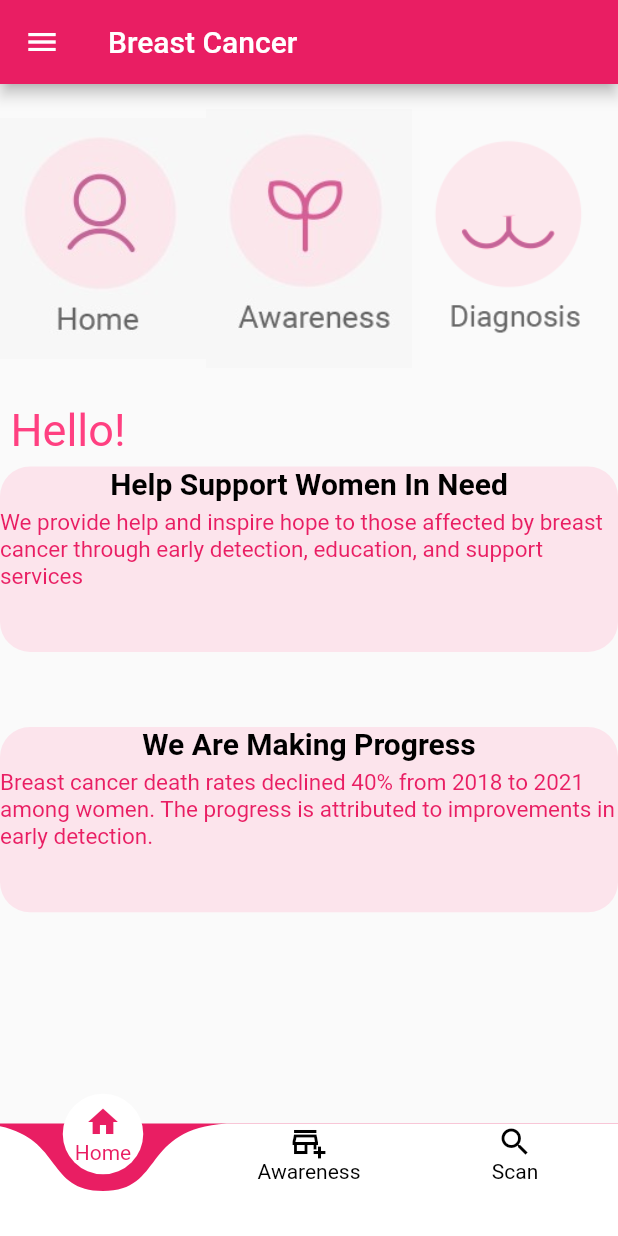
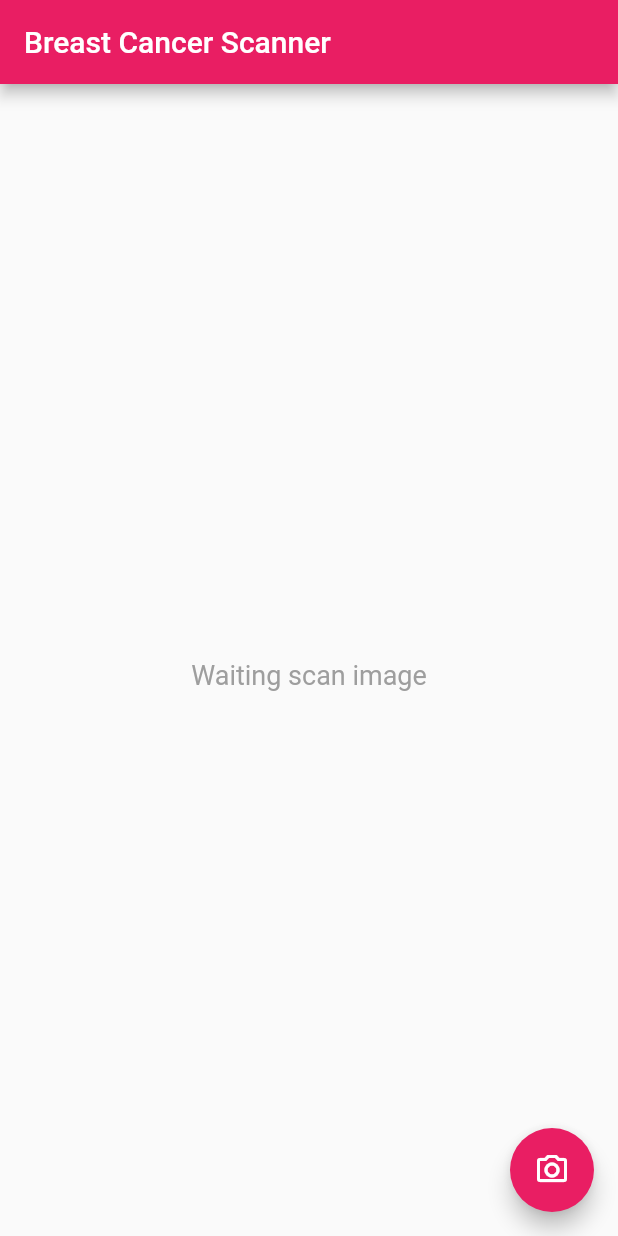
Before and after one commit to ziyadmansy/breast-cancer-project-flutter, a Flutter app: the screen it shows after launch, on a phone screen of 412 x 824 dp. Run offline on Flutter 3.47's test engine with Material 2 defaults, Android fonts, the light colour scheme and no system bars; drawn by our look-alikes of curved_navigation_bar; our stand-ins replace image_picker, splashscreen; missing offline and left inert: tflite.

Commit message:
cleaning / ui fixes

```diff
--- a/app_images/labels.txt
+++ /dev/null
@@ -1,2 +0,0 @@
-0 Benign 0
-1 Malignant 1
--- /dev/null
+++ b/assets/tf_models/labels.txt
@@ -0,0 +1,2 @@
+Benign
+Malignant
--- a/lib/general.dart
+++ b/lib/general.dart
@@ -1,10 +1,8 @@
-import 'package:bc_app/home.dart';
+import 'package:bc_app/home_screen.dart';
 import 'package:flutter/material.dart';
 
 import 'awareness.dart';
-import 'diagnosis.dart';
-
-
+import 'scan_page.dart';
 
 class General extends StatefulWidget {
   Function setIndex;
@@ -23,49 +21,6 @@ class _GeneralState extends State<General> {
     return Scaffold(
       body: ListView(
         children: [
-          Container(
-              height: screenHeight * 0.25,
-              width: screenWidth * 0.25,
-              child: Row(
-                mainAxisAlignment: MainAxisAlignment.center,
-                crossAxisAlignment: CrossAxisAlignment.stretch,
-                children: [
-                  Expanded(
-                      child: GestureDetector(
-                        onTap: (){
-                         widget.setIndex(0);
-
-                        },
-                        child: Image(
-                          image: AssetImage("app_images/home.jpeg"),width: 100, height: 100,),
-
-                      )
-
-                  ),
-                  Expanded(
-                      child: GestureDetector(
-                        onTap: (){
-                          widget.setIndex(1);
-                        },
-                        child: Image(
-                          image: AssetImage("app_images/awareness.jpeg"),width: 100, height: 100,),
-
-                      )
-
-                  ),
-                  Expanded(
-                      child: GestureDetector(
-                        onTap: (){
-                          widget.setIndex(2);
-                        },
-                        child: Image(
-                          image: AssetImage("app_images/diagnosis.png"),width: 100, height: 100,),
-
-                      )
-
-                  ),
-                ],
-              )),
           Padding(
             padding: const EdgeInsets.all(7.0),
             child: Text(
--- a/lib/home.dart
+++ /dev/null
@@ -1,146 +0,0 @@
-import 'package:curved_navigation_bar/curved_navigation_bar.dart';
-import 'package:flutter/material.dart';
-
-import 'awareness.dart';
-import 'diagnosis.dart';
-import 'general.dart';
-
-class HomeScreen extends StatefulWidget {
-  @override
-  _HomeScreenState createState() => _HomeScreenState();
-}
-
-class _HomeScreenState extends State<HomeScreen> {
-  List<Widget> tab = [];
-  int currentIndex = 0;
-
-  void setCurrentIndex(int newIndex) {
-    setState(() {
-      currentIndex = newIndex;
-    });
-  }
-
-  @override
-  void initState() {
-    // TODO: implement initState
-    super.initState();
-    tab = [
-      General(setCurrentIndex),
-      Awareness(),
-      Home(),
-    ];
-  }
-
-  @override
-  Widget build(BuildContext context) {
-    double screenHeight = MediaQuery.of(context).size.height;
-    double screenWidth = MediaQuery.of(context).size.width;
-    return Scaffold(
-      drawer: Drawer(
-        child: Container(
-          child: Column(
-            children: [
-              Container(
-                color: Colors.white,
-                child: DrawerHeader(
-                  child: Container(
-                    child: Column(
-                      children: [
-                        Row(
-                          children: [
-                            CircleAvatar(
-                              radius: 20,
-                              backgroundColor: Colors.pink[300],
-                              child: Text(
-                                "BCR",
-                                style: TextStyle(color: Colors.black),
-                              ),
-                            ),
-                            SizedBox(
-                              width: 15,
-                            ),
-                          ],
-                        ),
-                      ],
-                    ),
-                  ),
-                ),
-              ),
-              ListTile(
-                title: Text("About"),
-                leading: Icon(Icons.settings, color: Colors.pinkAccent),
-                //trailing: Icon(Icons.list),
-              ),
-              ListTile(
-                title: Text("Diagnosis"),
-                leading:
-                    Icon(Icons.account_box_sharp, color: Colors.pinkAccent),
-                //trailing: Icon(Icons.account_box_sharp),
-              ),
-              ListTile(
-                title: Text("Awareness"),
-                leading: Icon(Icons.theaters, color: Colors.pinkAccent),
-                //trailing: Icon(Icons.theaters),
-              ),
-              ListTile(
-                title: Text("Others"),
-                leading: Icon(Icons.add_circle_outline_rounded,
-                    color: Colors.pinkAccent),
-                //trailing: Icon(Icons.arrow_drop_down),
-              )
-            ],
-          ),
-        ),
-      ),
-      appBar: AppBar(
-        title: Text('Breast Cancer'),
-        backgroundColor: Colors.pink,
-      ),
-      bottomNavigationBar: CurvedNavigationBar(
-        backgroundColor: Colors.pink,
-        color: Colors.white,
-        onTap: (int index) {
-          setState(() {
-            currentIndex = index;
-          });
-        },
-        items: [
-          Column(
-            children: [
-              Icon(Icons.home,
-                  color: currentIndex == 0 ? Colors.pink : Colors.black),
-              Text(
-                "Home",
-                style: TextStyle(
-                    color: currentIndex == 0 ? Colors.pink : Colors.black),
-              )
-            ],
-          ),
-          Column(
-            children: [
-              Icon(Icons.add_business_outlined,
-                  color: currentIndex == 1 ? Colors.pink : Colors.black),
-              Text(
-                "Awareness",
-                style: TextStyle(
-                    color: currentIndex == 1 ? Colors.pink : Colors.black),
-              ),
-            ],
-          ),
-          Column(
-            children: [
-              Icon(Icons.search,
-                  color: currentIndex == 2 ? Colors.pink : Colors.black),
-              Text(
-                "Scan",
-                style: TextStyle(
-                    color: currentIndex == 2 ? Colors.pink : Colors.black),
-              ),
-            ],
-          ),
-        ],
-      ),
-      body: tab[currentIndex],
-    );
-  }
-}
--- /dev/null
+++ b/lib/home_screen.dart
@@ -0,0 +1,101 @@
+import 'package:curved_navigation_bar/curved_navigation_bar.dart';
+import 'package:flutter/material.dart';
+
+import 'awareness.dart';
+import 'scan_page.dart';
+import 'general.dart';
+
+class HomeScreen extends StatefulWidget {
+  @override
+  _HomeScreenState createState() => _HomeScreenState();
+}
+
+class _HomeScreenState extends State<HomeScreen> {
+  List<Widget> tab = [];
+  int currentIndex = 0;
+
+  void setCurrentIndex(int newIndex) {
+    setState(() {
+      currentIndex = newIndex;
+    });
+  }
+
+  @override
+  void initState() {
+    super.initState();
+    tab = [
+      General(setCurrentIndex),
+      Awareness(),
+      ScanScreen(),
+    ];
+  }
+
+  @override
+  Widget build(BuildContext context) {
+    double screenHeight = MediaQuery.of(context).size.height;
+    double screenWidth = MediaQuery.of(context).size.width;
+    return Scaffold(
+      appBar: AppBar(
+        title: Text('Breast Cancer Scanner'),
+        backgroundColor: Colors.pink,
+      ),
+      body: ScanScreen(),
+      // bottomNavigationBar: CurvedNavigationBar(
+      //   index: currentIndex,
+      //   height: 50,
+      //   backgroundColor: Colors.pink,
+      //   color: Colors.white,
+      //   onTap: (int index) {
+      //     setState(() {
+      //       currentIndex = index;
+      //     });
+      //   },
+      //   items: [
+      //     Column(
+      //       children: [
+      //         Icon(
+      //           Icons.home,
+      //           color: currentIndex == 0 ? Colors.pink : Colors.grey,
+      //         ),
+      //         Text(
+      //           "Home",
+      //           style: TextStyle(
+      //             color: currentIndex == 0 ? Colors.pink : Colors.grey,
+      //           ),
+      //         )
+      //       ],
+      //     ),
+      //     Column(
+      //       children: [
+      //         Icon(
+      //           Icons.auto_awesome_rounded,
+      //           color: currentIndex == 1 ? Colors.pink : Colors.grey,
+      //         ),
+      //         Text(
+      //           "Awareness",
+      //           style: TextStyle(
+      //             color: currentIndex == 1 ? Colors.pink : Colors.grey,
+      //           ),
+      //         ),
+      //       ],
+      //     ),
+      //     Column(
+      //       children: [
+      //         Icon(
+      //           Icons.search,
+      //           color: currentIndex == 2 ? Colors.pink : Colors.grey,
+      //         ),
+      //         Text(
+      //           "Scan",
+      //           style: TextStyle(
+      //             color: currentIndex == 2 ? Colors.pink : Colors.grey,
+      //           ),
+      //         ),
+      //       ],
+      //     ),
+      //   ],
+      // ),
+
+    );
+  }
+}
--- a/lib/main.dart
+++ b/lib/main.dart
@@ -1,24 +1,22 @@
 import 'package:bc_app/splashscreen/mysplashscreen.dart';
 import 'package:flutter/material.dart';
 
-import 'home.dart';
-
 void main() async {
-  WidgetsFlutterBinding.ensureInitialized();
+  // WidgetsFlutterBinding.ensureInitialized();
   // await Firebase.initializeApp();
-  runApp(MYAPP());
+  runApp(MyApp());
 }
 
-class MYAPP extends StatefulWidget {
+class MyApp extends StatefulWidget {
   @override
-  _MYAPPState createState() => _MYAPPState();
+  _MyAppState createState() => _MyAppState();
 }
 
-class _MYAPPState extends State<MYAPP> {
+class _MyAppState extends State<MyApp> {
   @override
   Widget build(BuildContext context) {
     return MaterialApp(
-      title: 'Breast Cancer',
+      title: 'Breast Scan',
       home: Splashscreen(),
     );
   }
--- a/lib/diagnosis.dart
+++ b/lib/scan_page.dart
@@ -3,18 +3,18 @@ import 'package:image_picker/image_picker.dart';
 import 'package:tflite/tflite.dart';
 import 'package:flutter/material.dart';
 
-class Home extends StatefulWidget {
-  Home({Key key, this.title}) : super(key: key);
-  final String title;
+class ScanScreen extends StatefulWidget {
+  ScanScreen({Key key}) : super(key: key);
 
   @override
-  HomeState createState() => HomeState();
+  ScanScreenState createState() => ScanScreenState();
 }
 
-class HomeState extends State<Home> {
+class ScanScreenState extends State<ScanScreen> {
+  bool _loading = false;
+
   List _outputs;
   File _image;
-  bool _loading = false;
 
   @override
   void initState() {
@@ -69,18 +69,18 @@ class HomeState extends State<Home> {
                   ),
                   _outputs != null
                       ? Text(
-                          "${_outputs[0]["label"]}\nAccuracy: ${(_outputs[0]["confidence"] * 100).toStringAsFixed(0)}%",
+                          "Result: ${_outputs[0]["label"]}\nAccuracy: ${(_outputs[0]["confidence"] * 100).toStringAsFixed(1)}%",
                           style: TextStyle(
                             color: Colors.black,
                             fontSize: 20.0,
-                            background: Paint()..color = Colors.white,
                           ),
+                          textAlign: TextAlign.center,
                         )
                       : Text(
-                          'Scan your image...',
+                          'Waiting scan image',
                           style: TextStyle(
-                            color: Colors.black,
-                            fontSize: 20.0,
+                            color: Colors.grey,
+                            fontSize: 18.0,
                           ),
                         ),
                 ],
@@ -88,7 +88,7 @@ class HomeState extends State<Home> {
             ),
       floatingActionButton: FloatingActionButton(
         onPressed: pickImage,
-        child: Icon(Icons.image),
+        child: Icon(Icons.photo_camera_outlined),
         backgroundColor: Colors.pink,
       ),
     );
@@ -97,7 +97,7 @@ class HomeState extends State<Home> {
   void pickImage() async {
     try {
       ImagePicker picker = ImagePicker();
-      var image = await picker.pickImage(source: ImageSource.camera);
+      var image = await picker.pickImage(source: ImageSource.gallery);
       if (image == null) return;
       setState(() {
         _loading = true;
--- a/lib/splashscreen/mysplashscreen.dart
+++ b/lib/splashscreen/mysplashscreen.dart
@@ -1,4 +1,4 @@
-import 'package:bc_app/home.dart';
+import 'package:bc_app/home_screen.dart';
 import 'package:bc_app/login.dart';
 import 'package:flutter/material.dart';
 import 'package:splashscreen/splashscreen.dart';
@@ -12,18 +12,18 @@ class _SplashscreenState extends State<Splashscreen> {
   @override
   Widget build(BuildContext context) {
     return SplashScreen(
-      photoSize: 100,
-      image: Image(
-        fit: BoxFit.fill,
-        image: AssetImage("app_images/newlogobreastcancer.png"),
-      ),
       loaderColor: Colors.redAccent.shade400,
       title: Text(
-        "Welcome To My BCancer App",
-        style: TextStyle(color: Colors.redAccent.shade400),
+        "Breast Cancer Scanner",
+        style: TextStyle(
+          fontSize: 30,
+          fontWeight: FontWeight.bold,
+          color: Colors.redAccent.shade400,
+        ),
+        textAlign: TextAlign.center,
       ),
       backgroundColor: Colors.white,
-      loadingText: Text("Pleas Wait"),
+      loadingText: Text('Loading...'),
       navigateAfterSeconds: HomeScreen(),
       seconds: 1,
     );
```
Also changed, not shown: pubspec.yaml (+2 -62 lines), app_images/awareness.jpeg (deleted), app_images/bc.jpeg (deleted), app_images/diagnosis.png (deleted), app_images/diagnostic-mammogram.png (deleted), app_images/home-Recovered.png (deleted), app_images/home.jpeg (deleted), app_images/mammogram_0.jpg (deleted), app_images/new.png (deleted), app_images/newlogobreastcancer.png (deleted), 3 other files.
